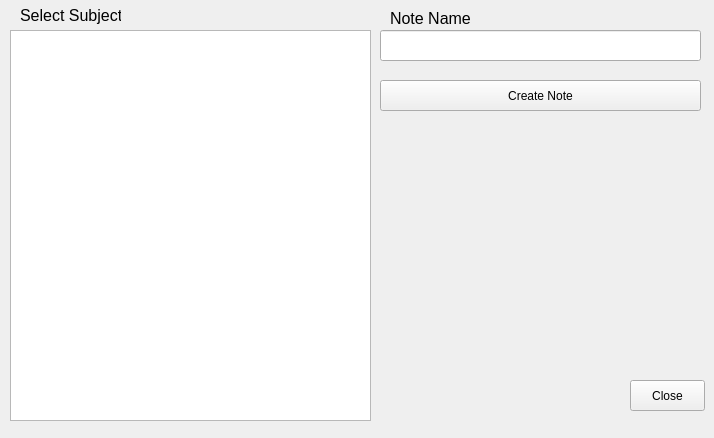
This is newnote.ui in dkithmal/BinduProjectTeacher as Qt 5 draws it before an edit. The edited form follows.
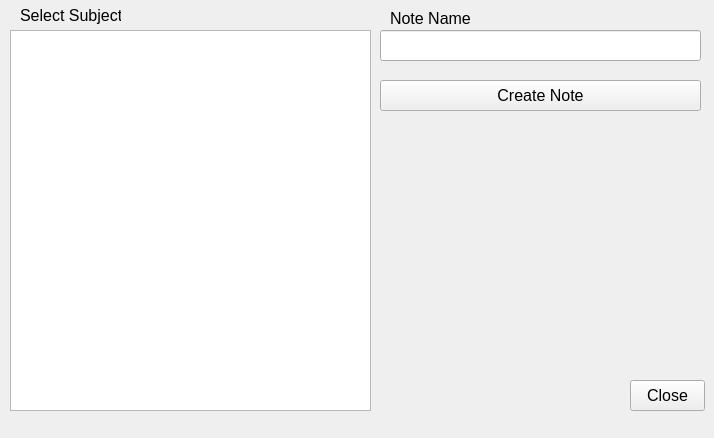
This is the edited form.

The edit to the form file:
```diff
--- a/newnote.ui
+++ b/newnote.ui
@@ -10,19 +10,14 @@
     <height>438</height>
    </rect>
   </property>
+  <property name="font">
+   <font>
+    <pointsize>12</pointsize>
+   </font>
+  </property>
   <property name="windowTitle">
    <string>Form</string>
   </property>
-  <widget class="QTreeView" name="treeView">
-   <property name="geometry">
-    <rect>
-     <x>10</x>
-     <y>30</y>
-     <width>361</width>
-     <height>391</height>
-    </rect>
-   </property>
-  </widget>
   <widget class="QLabel" name="lSelectSubject">
    <property name="geometry">
     <rect>
@@ -95,6 +90,29 @@
     <string>Close</string>
    </property>
   </widget>
+  <widget class="QTreeWidget" name="tWSelectSubject">
+   <property name="geometry">
+    <rect>
+     <x>10</x>
+     <y>30</y>
+     <width>361</width>
+     <height>381</height>
+    </rect>
+   </property>
+   <property name="font">
+    <font>
+     <pointsize>12</pointsize>
+    </font>
+   </property>
+   <attribute name="headerVisible">
+    <bool>false</bool>
+   </attribute>
+   <column>
+    <property name="text">
+     <string notr="true">1</string>
+    </property>
+   </column>
+  </widget>
  </widget>
  <resources/>
  <connections>
```
